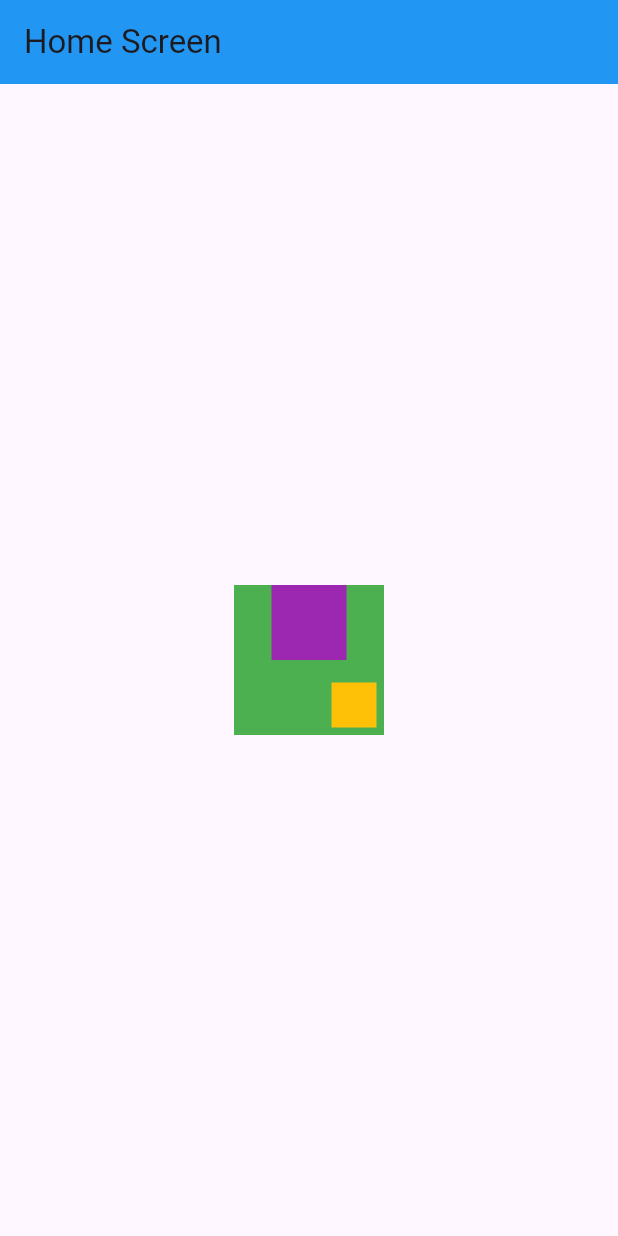
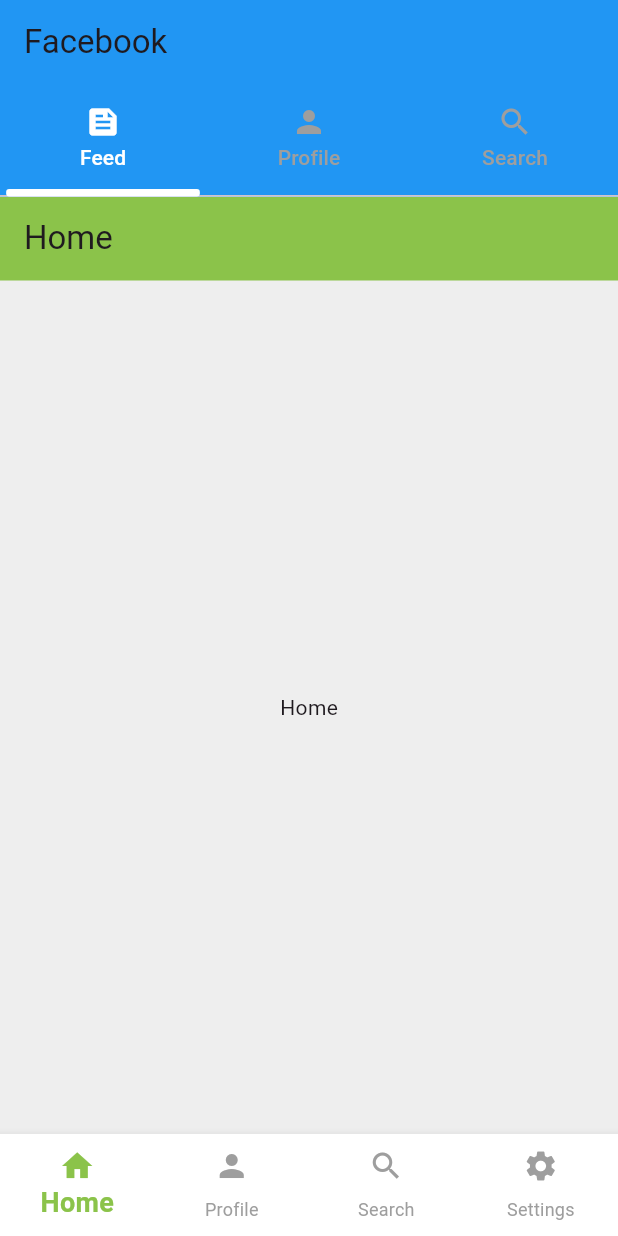
Before and after one commit to RafatMeraz/ostad_flutter_batch_five, a Flutter app: the screen it shows after launch, on a phone screen of 412 x 824 dp. Run offline on Flutter 3.47's test engine with Material 3 defaults, Android fonts, the phone set to English and light mode, and no system bars.

Commit message:
- Bottom Navigation Bar - TabBar & TabBarView

```diff
--- a/live_class_project/lib/main.dart
+++ b/live_class_project/lib/main.dart
@@ -1,18 +1,7 @@
-import 'package:device_preview/device_preview.dart';
 import 'package:flutter/material.dart';
 
-/// Device Preview
-/// BuildContext
-/// Package intro (Package vs. Plugin)
-/// Stack
-
 void main() {
-  runApp(DevicePreview(
-    enabled: true,
-    builder: (context) {
-      return const MyApp();
-    }
-  ));
+  runApp(const MyApp());
 }
 
 class MyApp extends StatelessWidget {
@@ -20,8 +9,11 @@
 
   @override
   Widget build(BuildContext context) {
-    return const MaterialApp(
-      home: HomeScreen(),
+    return MaterialApp(
+      theme: ThemeData(
+        colorSchemeSeed: Colors.purple
+      ),
+      home: const SecondScreen(),
     );
   }
 }
@@ -34,42 +26,108 @@
 }
 
 class _HomeScreenState extends State<HomeScreen> {
-  int count = 0;
+  int _selectedIndex = 0;
+
+  List<Widget> screens = [
+    const Text('Home'),
+    const Text('Profile'),
+    const Text('Search'),
+    const Text('Settings'),
+  ];
 
   @override
   Widget build(BuildContext context) {
     return Scaffold(
+      backgroundColor: Colors.grey.shade200,
       appBar: AppBar(
-        backgroundColor: Colors.blue,
-        title: const Text('Home Screen'),
+        backgroundColor: Colors.lightGreen,
+        title: const Text('Home'),
       ),
-      body: Center(
-        child: Stack(
+      body: Center(child: screens[_selectedIndex]),
+      bottomNavigationBar: BottomNavigationBar(
+        elevation: 5,
+        currentIndex: _selectedIndex,
+        backgroundColor: Colors.white,
+        selectedItemColor: Colors.lightGreen,
+        unselectedItemColor: Colors.grey,
+        showSelectedLabels: true,
+        showUnselectedLabels: true,
+        selectedFontSize: 14,
+        type: BottomNavigationBarType.fixed,
+        selectedLabelStyle: const TextStyle(
+          fontSize: 18,
+          color: Colors.black,
+          fontWeight: FontWeight.bold
+        ),
+        unselectedLabelStyle: const TextStyle(
+          // TODO: eexplore it
+        ),
+        // fixedColor: Colors.grey,
+        onTap: (index) {
+          print(index);
+          _selectedIndex = index;
+          setState(() {});
+        },
+        items: const [
+          BottomNavigationBarItem(icon: Icon(Icons.home), label: 'Home'),
+          BottomNavigationBarItem(icon: Icon(Icons.person), label: 'Profile'),
+          BottomNavigationBarItem(icon: Icon(Icons.search), label: 'Search'),
+          BottomNavigationBarItem(icon: Icon(Icons.settings), label: 'Settings'),
+        ],
+      ),
+    );
+  }
+}
+
+class SecondScreen extends StatefulWidget {
+  const SecondScreen({super.key});
+
+  @override
+  State<SecondScreen> createState() => _SecondScreenState();
+}
+
+class _SecondScreenState extends State<SecondScreen> /*with SingleTickerProviderStateMixin*/ {
+  // late final TabController _tabController = TabController(length: 3, vsync: this);
+
+  @override
+  Widget build(BuildContext context) {
+    return DefaultTabController(
+      length: 3,
+      animationDuration: const Duration(milliseconds: 300),
+      child: Scaffold(
+        appBar: AppBar(
+          backgroundColor: Colors.blue,
+          title: const Text('Facebook'),
+          bottom: TabBar(
+            indicator: UnderlineTabIndicator(
+              borderSide: const BorderSide(width: 5, color: Colors.white),
+              borderRadius: BorderRadius.circular(2),
+              insets: const EdgeInsets.symmetric(horizontal: 80)
+            ),
+            unselectedLabelColor: Colors.grey,
+            labelColor: Colors.white,
+            indicatorWeight: 3,
+            tabs: const [
+              Tab(
+                icon: Icon(Icons.feed),
+                text: 'Feed',
+              ),
+              Tab(
+                icon: Icon(Icons.person),
+                text: 'Profile',
+              ),
+              Tab(
+                icon: Icon(Icons.search),
+                text: 'Search',
+              ),
+            ],
+          ),
+        ),
+        body: const TabBarView(
           children: [
-            Container(
-              width: 100,
-              height: 100,
-              color: Colors.green,
-            ),
-            Positioned.fill(
-              child: Align(
-                alignment: Alignment.topCenter,
-                child: Container(
-                  width: 50,
-                  height: 50,
-                  color: Colors.purple,
-                ),
-              ),
-            ),
-            Positioned(
-              bottom: 5,
-              right: 5,
-              child: Container(
-                width: 30,
-                height: 30,
-                color: Colors.amber,
-              ),
-            ),
+            HomeScreen(),
+            Center(child: Text('Profile')),
+            Center(child: Text('Search')),
           ],
         ),
       ),
```
